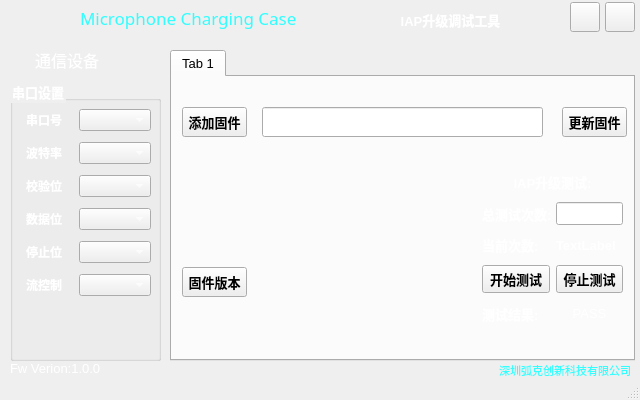
Qt form Microphone_Case_Upgrade/mainwindow.ui (szhj123/Microphone_Case_CS32F031) before a commit.
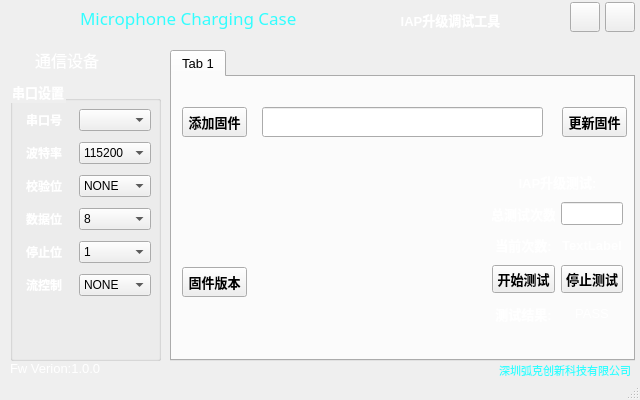
The same form after that commit. Custom widgets are drawn as their Qt base class.

Patch:
```diff
--- a/Microphone_Case_Upgrade/mainwindow.ui
+++ b/Microphone_Case_Upgrade/mainwindow.ui
@@ -217,10 +217,30 @@
        </widget>
       </item>
       <item row="1" column="2">
-       <widget class="QComboBox" name="comboBox_2"/>
+       <widget class="QComboBox" name="serialPortBaud">
+        <property name="styleSheet">
+         <string notr="true">color: rgb(0, 0, 0);
+font: 8pt &quot;Microsoft YaHei UI&quot;;</string>
+        </property>
+        <item>
+         <property name="text">
+          <string>115200</string>
+         </property>
+        </item>
+       </widget>
       </item>
       <item row="4" column="2">
-       <widget class="QComboBox" name="comboBox_6"/>
+       <widget class="QComboBox" name="serialPortStopBit">
+        <property name="styleSheet">
+         <string notr="true">color: rgb(0, 0, 0);
+font: 8pt &quot;Microsoft YaHei UI&quot;;</string>
+        </property>
+        <item>
+         <property name="text">
+          <string>1</string>
+         </property>
+        </item>
+       </widget>
       </item>
       <item row="2" column="1">
        <widget class="QLabel" name="label_2">
@@ -257,7 +277,11 @@
        </widget>
       </item>
       <item row="0" column="2">
-       <widget class="QComboBox" name="comboBox">
+       <widget class="QComboBox" name="serialPortNum">
+        <property name="styleSheet">
+         <string notr="true">color: rgb(0, 0, 0);
+font: 8pt &quot;Microsoft YaHei UI&quot;;</string>
+        </property>
         <property name="frame">
          <bool>true</bool>
         </property>
@@ -281,10 +305,30 @@
        </widget>
       </item>
       <item row="3" column="2">
-       <widget class="QComboBox" name="comboBox_5"/>
+       <widget class="QComboBox" name="serialPortDataBit">
+        <property name="styleSheet">
+         <string notr="true">color: rgb(0, 0, 0);
+font: 8pt &quot;Microsoft YaHei UI&quot;;</string>
+        </property>
+        <item>
+         <property name="text">
+          <string>8</string>
+         </property>
+        </item>
+       </widget>
       </item>
       <item row="2" column="2">
-       <widget class="QComboBox" name="comboBox_4"/>
+       <widget class="QComboBox" name="serialPortParityBit">
+        <property name="styleSheet">
+         <string notr="true">color: rgb(0, 0, 0);
+font: 8pt &quot;Microsoft YaHei UI&quot;;</string>
+        </property>
+        <item>
+         <property name="text">
+          <string>NONE</string>
+         </property>
+        </item>
+       </widget>
       </item>
       <item row="1" column="1">
        <widget class="QLabel" name="label">
@@ -324,7 +368,17 @@
        </widget>
       </item>
       <item row="5" column="2">
-       <widget class="QComboBox" name="comboBox_7"/>
+       <widget class="QComboBox" name="serialPortFlowCtrl">
+        <property name="styleSheet">
+         <string notr="true">color: rgb(0, 0, 0);
+font: 8pt &quot;Microsoft YaHei UI&quot;;</string>
+        </property>
+        <item>
+         <property name="text">
+          <string>NONE</string>
+         </property>
+        </item>
+       </widget>
       </item>
      </layout>
     </widget>
@@ -437,13 +491,19 @@
      <widget class="QWidget" name="gridLayoutWidget_2">
       <property name="geometry">
        <rect>
-        <x>310</x>
+        <x>320</x>
         <y>90</y>
-        <width>141</width>
+        <width>131</width>
         <height>161</height>
        </rect>
       </property>
       <layout class="QGridLayout" name="gridLayout_2">
+       <property name="sizeConstraint">
+        <enum>QLayout::SetDefaultConstraint</enum>
+       </property>
+       <property name="rightMargin">
+        <number>0</number>
+       </property>
        <item row="2" column="0">
         <widget class="QLabel" name="label_11">
          <property name="font">
@@ -458,6 +518,9 @@
          <property name="text">
           <string>当前次数:</string>
          </property>
+         <property name="alignment">
+          <set>Qt::AlignCenter</set>
+         </property>
         </widget>
        </item>
        <item row="4" column="1">
@@ -530,6 +593,9 @@
          <property name="text">
           <string>TextLabel</string>
          </property>
+         <property name="alignment">
+          <set>Qt::AlignCenter</set>
+         </property>
         </widget>
        </item>
        <item row="3" column="1">
@@ -551,7 +617,10 @@
           <string notr="true">color: rgb(255, 255, 255);</string>
          </property>
          <property name="text">
-          <string>总测试次数:</string>
+          <string>总测试次数</string>
+         </property>
+         <property name="alignment">
+          <set>Qt::AlignCenter</set>
          </property>
         </widget>
        </item>
@@ -571,6 +640,9 @@
          <property name="text">
           <string>测试结果:</string>
          </property>
+         <property name="alignment">
+          <set>Qt::AlignCenter</set>
+         </property>
         </widget>
        </item>
        <item row="1" column="1">
```
